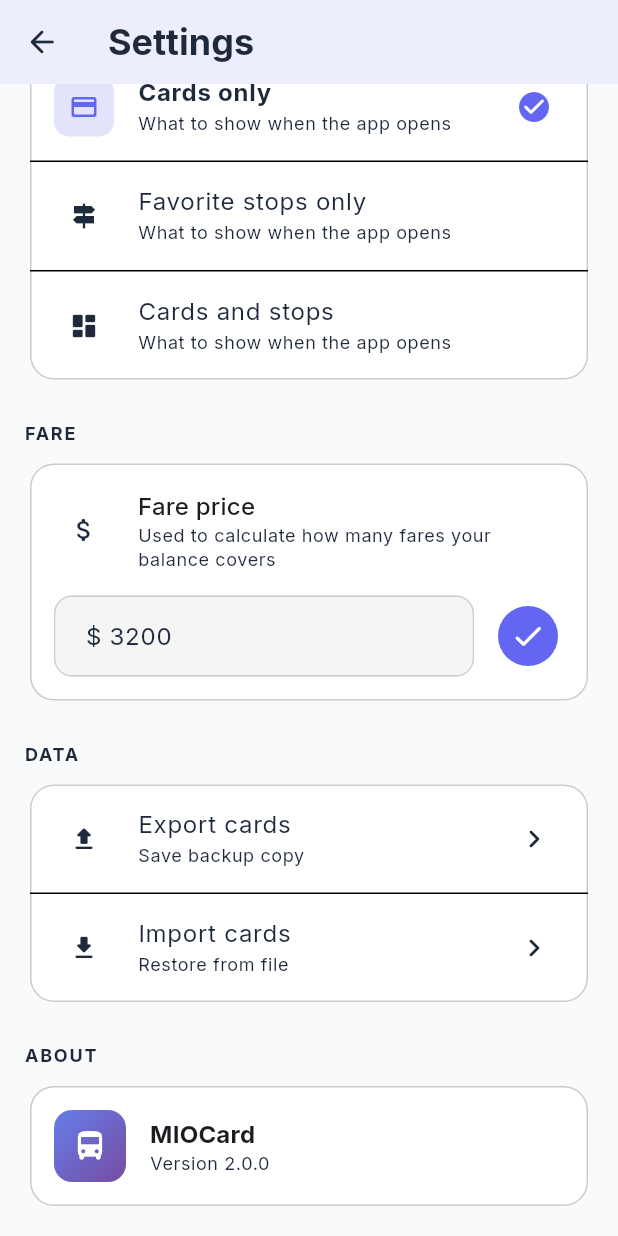
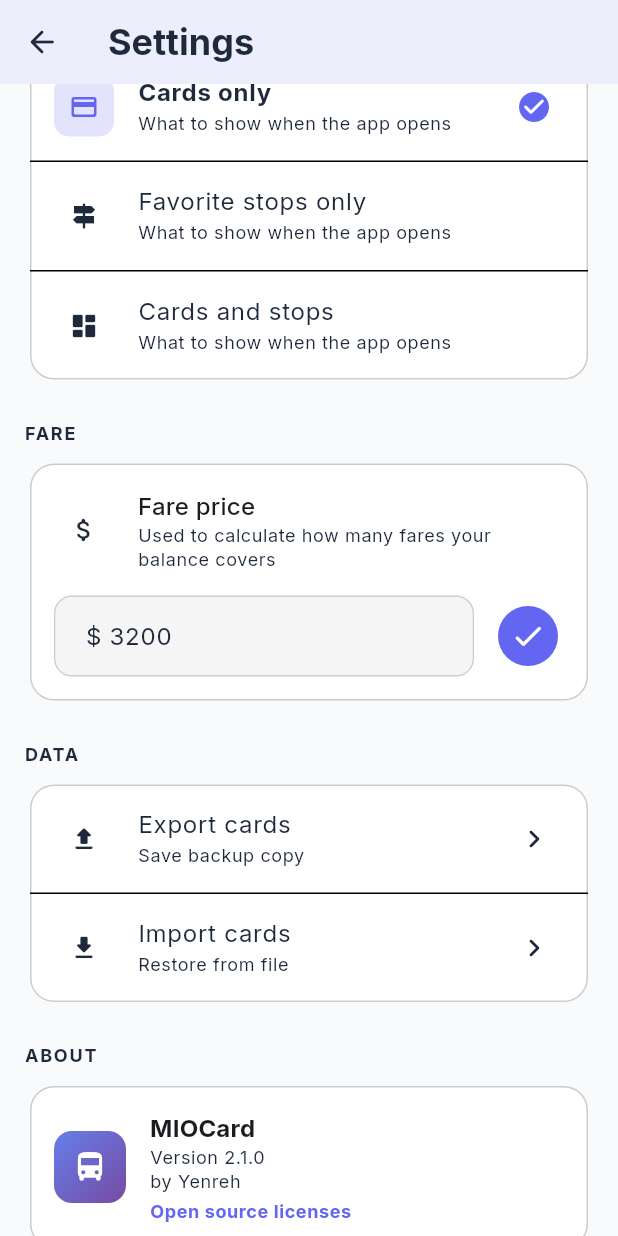
Before and after one commit to Yenreh/MioCard, a Flutter app: the SettingsScreen screen opened by its route, scrolled down 339 dp, on a phone screen of 412 x 824 dp. Run offline on Flutter 3.47's test engine with Material 3 defaults, Android fonts, the phone set to English and light mode, and no system bars; our stand-ins replace file_picker, flutter_map, flutter_riverpod, geolocator, go_router, latlong2 and 3 more; accounts and stored records are empty.

Commit message:
credit the author, drop the courtesy attribution, release 2.1.0
The map credited flutter_map by default, which its BSD licence does not
ask for; the OpenStreetMap credit it does require stays. Settings now
name the author next to the version and open the licence page Flutter
builds from every bundled package, which is where the BSD notices
belong.

Version goes to 2.1.0: the release carries the favorite stops, the map,
the two management screens and the caching work.

```diff
--- a/lib/l10n/app_en.arb
+++ b/lib/l10n/app_en.arb
@@ -171,5 +171,7 @@
   "customNameHint": "Leave it empty to use the real name",
   "myLocation": "My location",
   "stopDetails": "Stop details",
-  "resetNorth": "Face north"
+  "resetNorth": "Face north",
+  "madeBy": "by Yenreh",
+  "licenses": "Open source licenses"
 }
--- a/lib/l10n/app_es.arb
+++ b/lib/l10n/app_es.arb
@@ -171,5 +171,7 @@
   "customNameHint": "Déjalo vacío para usar el nombre real",
   "myLocation": "Mi ubicación",
   "stopDetails": "Detalles de la parada",
-  "resetNorth": "Orientar al norte"
+  "resetNorth": "Orientar al norte",
+  "madeBy": "by Yenreh",
+  "licenses": "Licencias de código abierto"
 }
--- a/lib/l10n/app_localizations.dart
+++ b/lib/l10n/app_localizations.dart
@@ -835,6 +835,18 @@ abstract class AppLocalizations {
   /// In en, this message translates to:
   /// **'Face north'**
   String get resetNorth;
+
+  /// No description provided for @madeBy.
+  ///
+  /// In en, this message translates to:
+  /// **'by Yenreh'**
+  String get madeBy;
+
+  /// No description provided for @licenses.
+  ///
+  /// In en, this message translates to:
+  /// **'Open source licenses'**
+  String get licenses;
 }
 
 class _AppLocalizationsDelegate
--- a/lib/l10n/app_localizations_en.dart
+++ b/lib/l10n/app_localizations_en.dart
@@ -411,4 +411,10 @@ class AppLocalizationsEn extends AppLocalizations {
 
   @override
   String get resetNorth => 'Face north';
+
+  @override
+  String get madeBy => 'by Yenreh';
+
+  @override
+  String get licenses => 'Open source licenses';
 }
--- a/lib/l10n/app_localizations_es.dart
+++ b/lib/l10n/app_localizations_es.dart
@@ -419,4 +419,10 @@ class AppLocalizationsEs extends AppLocalizations {
 
   @override
   String get resetNorth => 'Orientar al norte';
+
+  @override
+  String get madeBy => 'by Yenreh';
+
+  @override
+  String get licenses => 'Licencias de código abierto';
 }
--- a/lib/presentation/screens/map_stops_screen.dart
+++ b/lib/presentation/screens/map_stops_screen.dart
@@ -168,6 +168,7 @@ class _MapStopsScreenState extends ConsumerState<MapStopsScreen> {
                   // its data is ODbL: both ask to be credited on the map.
                   RichAttributionWidget(
                     alignment: AttributionAlignment.bottomLeft,
+                    showFlutterMapAttribution: false,
                     animationConfig: const ScaleRAWA(),
                     attributions: [
                       TextSourceAttribution(
--- a/lib/presentation/screens/settings_screen.dart
+++ b/lib/presentation/screens/settings_screen.dart
@@ -304,6 +304,28 @@ class _SettingsScreenState extends ConsumerState<SettingsScreen> {
                               color: colorScheme.onSurfaceVariant,
                             ),
                           ),
+                          Text(
+                            l10n.madeBy,
+                            style: theme.textTheme.bodySmall?.copyWith(
+                              color: colorScheme.onSurfaceVariant,
+                            ),
+                          ),
+                          const SizedBox(height: 4),
+                          GestureDetector(
+                            onTap: () => showLicensePage(
+                              context: context,
+                              applicationName: 'MIOCard',
+                              applicationVersion: _appVersion,
+                              applicationLegalese: 'by Yenreh',
+                            ),
+                            child: Text(
+                              l10n.licenses,
+                              style: theme.textTheme.bodySmall?.copyWith(
+                                color: _accentOf(theme),
+                                fontWeight: FontWeight.bold,
+                              ),
+                            ),
+                          ),
                         ],
                       ),
                     ],
--- a/pubspec.yaml
+++ b/pubspec.yaml
@@ -1,7 +1,7 @@
 name: miocard
 description: MIOCard - Transport Card Manager. A modern Flutter app for managing transport cards.
 publish_to: "none"
-version: 2.0.0+1
+version: 2.1.0+1
 
 environment:
   sdk: ">=3.7.0 <4.0.0"
```
Also changed, not shown: 1 other file.
